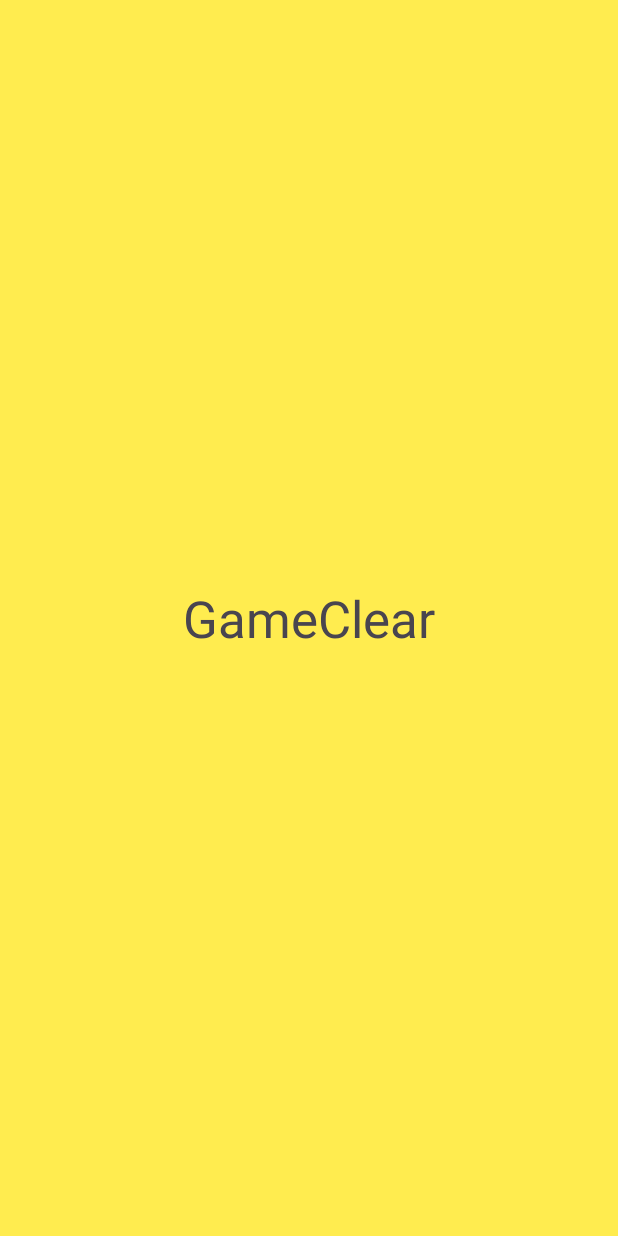
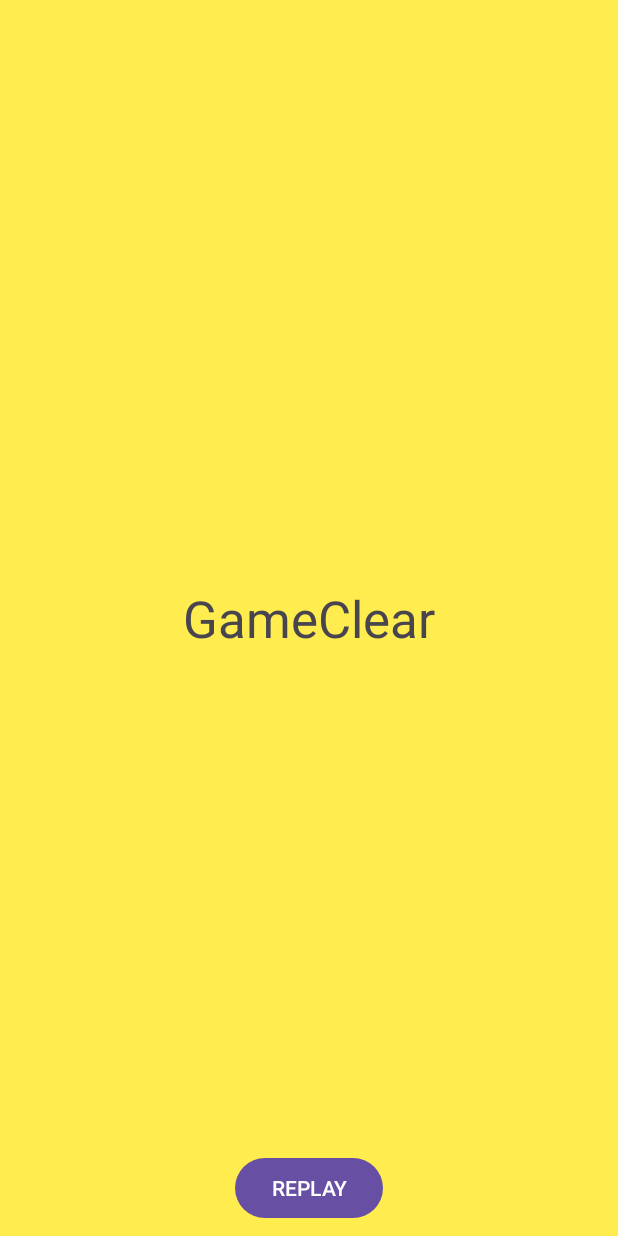
Before and after one commit to navarrete19970711/FiveScoreApp, an Android app: the GameClear screen opened directly, with no data from a screen before it, on a phone screen of 412 x 824 dp. Run offline under Robolectric (Android 15) with nearby library versions, the phone set to English and light mode, and no system bars.

Commit message:
画面遷移（REPLAYボタン）実装

```diff
--- a/app/src/main/java/com/example/fivescoreapp/GameClear.kt
+++ b/app/src/main/java/com/example/fivescoreapp/GameClear.kt
@@ -1,6 +1,8 @@
 package com.example.fivescoreapp
 
+import android.content.Intent
 import android.os.Bundle
+import android.widget.Button
 import androidx.activity.enableEdgeToEdge
 import androidx.appcompat.app.AppCompatActivity
 import androidx.core.view.ViewCompat
@@ -16,5 +18,15 @@ class GameClear : AppCompatActivity() {
             v.setPadding(systemBars.left, systemBars.top, systemBars.right, systemBars.bottom)
             insets
         }
+
+        // 6) REPLAYボタンを押したらメインに渡す&自アクティビティ終了
+        val btnReplay:Button = findViewById(R.id.btnReplay)
+        btnReplay.setOnClickListener {
+            val intent = Intent(this,MainActivity::class.java)
+            startActivity(intent)
+            finish()
+        }
+
+
     }
 }
--- a/app/src/main/java/com/example/fivescoreapp/MainActivity.kt
+++ b/app/src/main/java/com/example/fivescoreapp/MainActivity.kt
@@ -33,6 +33,7 @@ class MainActivity : AppCompatActivity() {
             if (num == 5){
                 val intent = Intent(this,GameClear::class.java)
                 startActivity(intent)
+                finish()
             }else{
                 tvScore.text = num.toString()
             }
@@ -46,6 +47,7 @@ class MainActivity : AppCompatActivity() {
             if (num == -5){
                 val intent = Intent(this,GameOver::class.java)
                 startActivity(intent)
+                finish()
             }else{
                 tvScore.text = num.toString()
             }
--- a/app/src/main/res/layout/activity_game_clear.xml
+++ b/app/src/main/res/layout/activity_game_clear.xml
@@ -18,4 +18,14 @@
         app:layout_constraintEnd_toEndOf="parent"
         app:layout_constraintStart_toStartOf="parent"
         app:layout_constraintTop_toTopOf="parent" />
+
+    <Button
+        android:id="@+id/btnReplay"
+        android:layout_width="wrap_content"
+        android:layout_height="wrap_content"
+        android:layout_marginBottom="8dp"
+        android:text="REPLAY"
+        app:layout_constraintBottom_toBottomOf="parent"
+        app:layout_constraintEnd_toEndOf="parent"
+        app:layout_constraintStart_toStartOf="parent" />
 </androidx.constraintlayout.widget.ConstraintLayout>
```
Also changed, not shown: app/src/main/java/com/example/fivescoreapp/GameOver.kt (+12 -0 lines), app/src/main/res/layout/activity_game_over.xml (+10 -0 lines).
